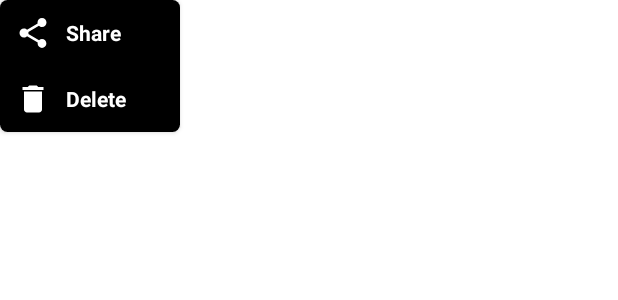
After one commit to MrHeadbang/soundboard, an Android app: the layout options_popup.xml on its own in the app's theme, with its tools: preview values and no code run, on a phone screen of 412 x 824 dp. The commit adds this screen. Shown: the top 300 px of the screen. Run offline under Robolectric (Android 15) with nearby library versions, the phone set to English and light mode, and no system bars.

Commit message:
Delete Option

```diff
--- a/app/src/main/java/com/example/cstmsndbrd/soundboardNewFragment.java
+++ b/app/src/main/java/com/example/cstmsndbrd/soundboardNewFragment.java
@@ -53,8 +53,7 @@ public class soundboardNewFragment extends Fragment {
                 new ActivityResultCallback<ActivityResult>() {
                     @Override
                     public void onActivityResult(ActivityResult result) {
-                        if (result != null) {
-                            assert result.getData() != null;
+                        if (result != null && result.getData() != null) {
                             Uri selectedImageUri = result.getData().getData();
                             if (null != selectedImageUri) {
                                 Bundle bundle = new Bundle();
@@ -62,7 +61,7 @@ public class soundboardNewFragment extends Fragment {
                                 Fragment imageCrop = new ImageCrop();
                                 imageCrop.setTargetFragment(soundboardNewFragment.this, 200);
                                 imageCrop.setArguments(bundle);
-                                globals.setFragment(getContext(), imageCrop, "ImageCrop");
+                                globals.setFragment(requireContext(), imageCrop, "ImageCrop");
                             }
                         }
                     }
--- /dev/null
+++ b/app/src/main/res/drawable/ic_baseline_delete_24.xml
@@ -0,0 +1,10 @@
+<vector xmlns:android="http://schemas.android.com/apk/res/android"
+    android:width="24dp"
+    android:height="24dp"
+    android:viewportWidth="24"
+    android:viewportHeight="24"
+    android:tint="?attr/colorControlNormal">
+  <path
+      android:fillColor="@android:color/white"
+      android:pathData="M6,19c0,1.1 0.9,2 2,2h8c1.1,0 2,-0.9 2,-2V7H6v12zM19,4h-3.5l-1,-1h-5l-1,1H5v2h14V4z"/>
+</vector>
--- /dev/null
+++ b/app/src/main/res/drawable/ic_baseline_share_24.xml
@@ -0,0 +1,10 @@
+<vector xmlns:android="http://schemas.android.com/apk/res/android"
+    android:width="24dp"
+    android:height="24dp"
+    android:viewportWidth="24"
+    android:viewportHeight="24"
+    android:tint="?attr/colorControlNormal">
+  <path
+      android:fillColor="@android:color/white"
+      android:pathData="M18,16.08c-0.76,0 -1.44,0.3 -1.96,0.77L8.91,12.7c0.05,-0.23 0.09,-0.46 0.09,-0.7s-0.04,-0.47 -0.09,-0.7l7.05,-4.11c0.54,0.5 1.25,0.81 2.04,0.81 1.66,0 3,-1.34 3,-3s-1.34,-3 -3,-3 -3,1.34 -3,3c0,0.24 0.04,0.47 0.09,0.7L8.04,9.81C7.5,9.31 6.79,9 6,9c-1.66,0 -3,1.34 -3,3s1.34,3 3,3c0.79,0 1.5,-0.31 2.04,-0.81l7.12,4.16c-0.05,0.21 -0.08,0.43 -0.08,0.65 0,1.61 1.31,2.92 2.92,2.92 1.61,0 2.92,-1.31 2.92,-2.92s-1.31,-2.92 -2.92,-2.92z"/>
+</vector>
--- /dev/null
+++ b/app/src/main/res/layout/options_popup.xml
@@ -0,0 +1,70 @@
+<?xml version="1.0" encoding="utf-8"?>
+<androidx.cardview.widget.CardView xmlns:android="http://schemas.android.com/apk/res/android"
+    android:layout_width="wrap_content"
+    android:layout_height="wrap_content"
+
+
+    app:cardCornerRadius="5dp"
+    xmlns:app="http://schemas.android.com/apk/res-auto">
+
+    <LinearLayout
+        android:layout_width="120dp"
+        android:layout_height="wrap_content"
+        android:orientation="vertical"
+        android:background="@color/primary">
+
+        <LinearLayout
+            android:layout_width="match_parent"
+            android:layout_height="wrap_content"
+            android:orientation="horizontal"
+            android:padding="10dp"
+            android:gravity="center_vertical"
+            android:foreground="?selectableItemBackground"
+            android:clickable="true"
+            android:id="@+id/shareOption">
+
+            <ImageView
+                android:layout_width="wrap_content"
+                android:layout_height="wrap_content"
+                android:src="@drawable/ic_baseline_share_24"
+                app:tint="@color/primaryAccent"/>
+
+            <TextView
+                android:layout_width="wrap_content"
+                android:layout_height="wrap_content"
+                android:textColor="@color/primaryAccent"
+                android:text="Share"
+                android:textStyle="bold"
+                android:layout_marginLeft="10dp"/>
+
+        </LinearLayout>
+
+
+        <LinearLayout
+            android:layout_width="match_parent"
+            android:layout_height="wrap_content"
+            android:orientation="horizontal"
+            android:padding="10dp"
+            android:gravity="center_vertical"
+            android:foreground="?selectableItemBackground"
+            android:clickable="true"
+            android:id="@+id/deleteOption">
+
+            <ImageView
+                android:layout_width="wrap_content"
+                android:layout_height="wrap_content"
+                android:src="@drawable/ic_baseline_delete_24"
+                app:tint="@color/primaryAccent"/>
+
+            <TextView
+                android:layout_width="wrap_content"
+                android:layout_height="wrap_content"
+                android:textColor="@color/primaryAccent"
+                android:text="Delete"
+                android:textStyle="bold"
+                android:layout_marginLeft="10dp"/>
+
+        </LinearLayout>
+    </LinearLayout>
+
+</androidx.cardview.widget.CardView>
--- a/app/src/main/res/values/themes.xml
+++ b/app/src/main/res/values/themes.xml
@@ -7,6 +7,7 @@
         <item name="android:statusBarColor">@color/primary</item>
         <item name="android:textColorPrimary">@color/primaryAccent</item>
         <item name="colorControlHighlight">@color/primaryAccent</item>
+
     </style>
     <style name="AppCompatAlertDialogStyle" parent="Theme.AppCompat.Light.Dialog.Alert">
         <item name="colorAccent">@color/primaryAccent</item>
@@ -14,5 +15,10 @@
         <item name="android:textColorPrimary">@color/primaryAccent</item>
         <item name="android:background">@color/primary</item>
     </style>
+    <style name="AlertDialog" parent="Theme.AppCompat.Dialog">
+        <item name="android:textColor">@color/primaryAccent</item>
+        <item name="android:background">@color/primary</item>
+        <item name="android:tint">@color/primaryAccent</item>
+    </style>
 
 </resources>
```
Also changed, not shown: app/src/main/java/com/example/cstmsndbrd/FileManager.java (+26 -3 lines), app/src/main/java/com/example/cstmsndbrd/mainRecyclerViewAdapter.java (+92 -4 lines), app/src/main/res/drawable/ic_baseline_more_vert_24.xml (added, +10 -0 lines), app/src/main/res/drawable/ic_baseline_warning_24.xml (added, +10 -0 lines), app/src/main/res/layout/main_recyclerview_item.xml (+15 -0 lines).
